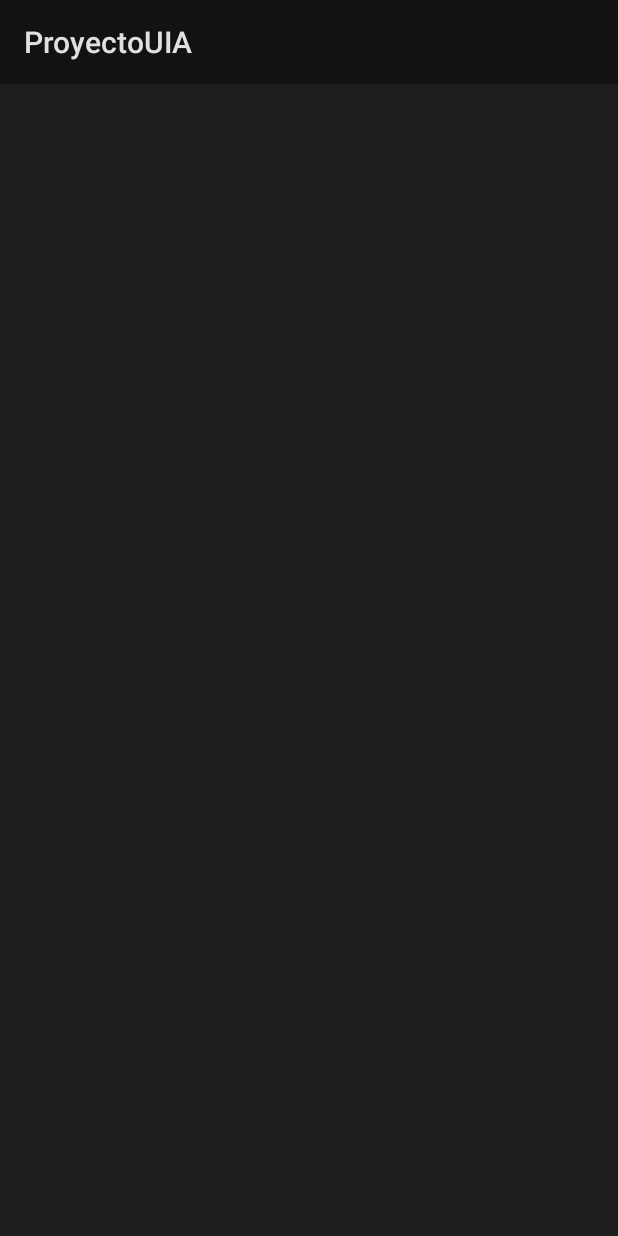
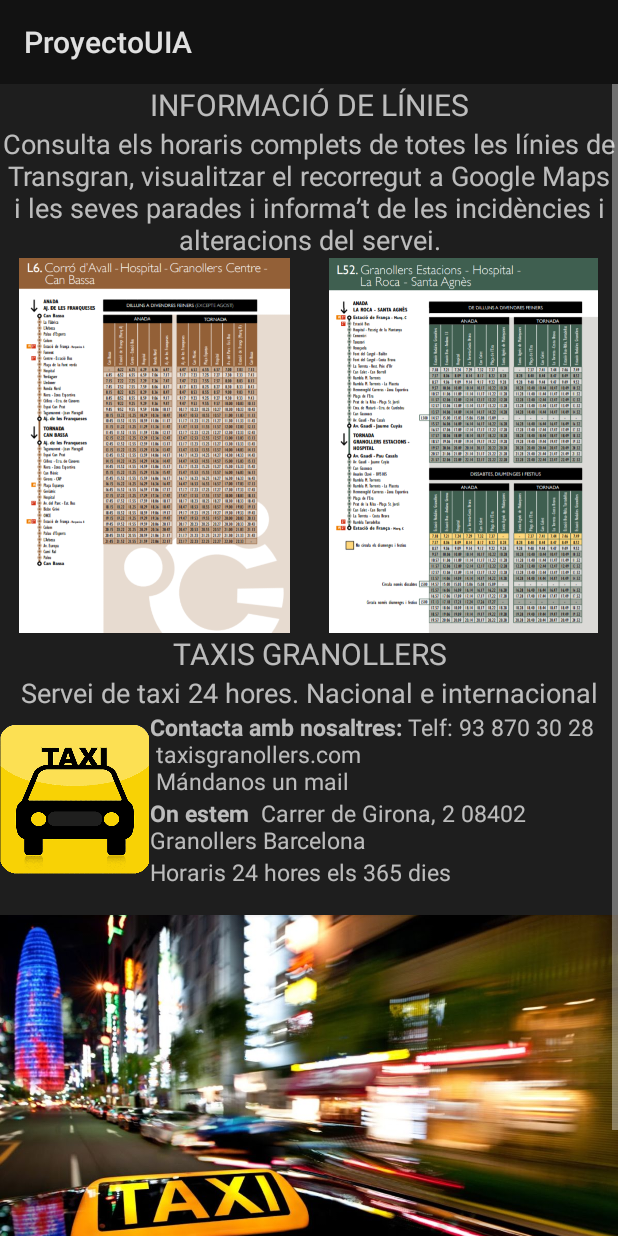
Before and after one commit to AdriaPriego/ProyectoUIA, an Android app: the ActivitatTransport screen opened directly, with no data from a screen before it, on a phone screen of 412 x 824 dp. Before the commit the screen is almost empty. Run offline under Robolectric (Android 15) with nearby library versions, the phone set to English and light mode, and no system bars.

Commit message:
transports i afegir cadenes a strings.xml

```diff
--- a/app/src/main/java/com/example/proyectouia/MainActivity.java
+++ b/app/src/main/java/com/example/proyectouia/MainActivity.java
@@ -19,7 +19,6 @@ public class MainActivity extends AppCompatActivity implements View.OnClickListe
         parkings=findViewById(R.id.parkings);parkings.setOnClickListener(this);
         hotels=findViewById(R.id.hotels);hotels.setOnClickListener(this);
         transports=findViewById(R.id.transports);transports.setOnClickListener(this);
-
     }
 
     @Override
--- a/app/src/main/res/layout/activity_activitat_transport.xml
+++ b/app/src/main/res/layout/activity_activitat_transport.xml
@@ -1,9 +1,109 @@
 <?xml version="1.0" encoding="utf-8"?>
-<androidx.constraintlayout.widget.ConstraintLayout xmlns:android="http://schemas.android.com/apk/res/android"
+<ScrollView xmlns:android="http://schemas.android.com/apk/res/android"
     xmlns:tools="http://schemas.android.com/tools"
     android:layout_width="match_parent"
     android:layout_height="match_parent"
     android:background="#1E1E1E"
-    tools:context=".ActivitatTransport">
-
-</androidx.constraintlayout.widget.ConstraintLayout>
+    tools:context=".ActivitatTransport"
+    android:orientation="vertical">
+    <LinearLayout
+        android:layout_width="match_parent"
+        android:layout_height="wrap_content"
+        android:orientation="vertical">
+        <TextView
+            android:layout_width="match_parent"
+            android:layout_height="match_parent"
+            android:text="INFORMACIÓ DE LÍNIES"
+            android:textSize="20dp"
+            android:textAlignment="center">
+        </TextView>
+        <TextView
+            android:layout_width="match_parent"
+            android:layout_height="match_parent"
+            android:text="@string/infoLineas"
+            android:textAlignment="center"
+            android:textSize="18dp">
+        </TextView>
+        <LinearLayout
+            android:layout_width="wrap_content"
+            android:layout_height="match_parent"
+            android:orientation="horizontal">
+            <ImageView
+                android:layout_width="match_parent"
+                android:layout_height="250dp"
+                android:scaleType="fitCenter"
+                android:src="@drawable/linea1"
+                android:layout_gravity="center"
+                android:maxHeight="250dp"
+                android:layout_weight="1">
+            </ImageView>
+            <ImageView
+                android:layout_width="match_parent"
+                android:layout_height="250dp"
+                android:scaleType="fitCenter"
+                android:src="@drawable/linea2"
+                android:layout_gravity="center"
+                android:maxHeight="250dp"
+                android:layout_weight="1">
+            </ImageView>
+        </LinearLayout>
+        <TextView
+            android:layout_width="match_parent"
+            android:layout_height="match_parent"
+            android:text="TAXIS GRANOLLERS"
+            android:textSize="20dp"
+            android:textAlignment="center">
+        </TextView>
+        <TextView
+            android:layout_width="match_parent"
+            android:layout_height="match_parent"
+            android:text="Servei de taxi 24 hores. Nacional e internacional"
+            android:textAlignment="center"
+            android:textSize="18dp">
+        </TextView>
+        <LinearLayout
+            android:layout_width="match_parent"
+            android:layout_height="wrap_content"
+            android:orientation="horizontal">
+            <ImageView
+                android:layout_width="100dp"
+                android:layout_height="100dp"
+                android:src="@drawable/taxilogo"
+                android:layout_gravity="center">
+            </ImageView>
+            <LinearLayout
+                android:layout_width="match_parent"
+                android:layout_height="wrap_content"
+                android:orientation="vertical">
+                <TextView
+                    android:layout_width="match_parent"
+                    android:layout_height="wrap_content"
+                    android:text="@string/infoTaxis"
+                    android:textSize="15sp">
+                </TextView>
+                <TextView
+                    android:layout_width="wrap_content"
+                    android:layout_height="wrap_content"
+                    android:text="@string/infoTaxisLocalitzacio"
+                    android:textSize="15sp">
+                </TextView>
+                <TextView
+                    android:layout_width="wrap_content"
+                    android:layout_height="wrap_content"
+                    android:text="@string/infoHorarisTaxis"
+                    android:textSize="15sp">
+                </TextView>
+            </LinearLayout>
+        </LinearLayout>
+        <LinearLayout
+        android:layout_width="match_parent"
+        android:layout_height="wrap_content">
+        <ImageView
+            android:layout_width="wrap_content"
+            android:layout_height="300dp"
+            android:src="@drawable/taxi2"
+            android:layout_marginTop="10dp">
+        </ImageView>
+    </LinearLayout>
+    </LinearLayout>
+</ScrollView>
--- /dev/null
+++ b/app/src/main/res/values-night/strings.xml
@@ -0,0 +1,4 @@
+<?xml version="1.0" encoding="utf-8"?>
+<resources>
+    <string name="infoLineas">INFORMACIÓN DE LÍNEAS Consulta los horarios completos de todas la líneas de Transgran, visualiza el recorrido en Google Maps y sus paradas y infórmate de las incidencias y alteraciones del servicio.</string>
+</resources>
--- a/app/src/main/res/values/strings.xml
+++ b/app/src/main/res/values/strings.xml
@@ -6,5 +6,9 @@
     <string name="elespiainglesActors"><b>Director:</b>Benedict Cumberbatch , Rachel Brosnahan , Merab Ninidze , Jessie Buckley</string>
     <string name="elespiainglesQualificacio"><b>Qualificació:</b>12 anys</string>
     <string name="elespiainglesGenere"><b>Gènere:</b>Drama - Thriller</string>
+    <string name="infoLineas">Consulta els horaris complets de totes les línies de Transgran, visualitzar el recorregut a Google Maps i les seves parades i informa’t de les incidències i alteracions del servei.</string>
+    <string name="infoTaxis"><b>Contacta amb nosaltres:</b> Telf: 93 870 30 28 \n taxisgranollers.com \n Mándanos un mail</string>
+    <string name="infoTaxisLocalitzacio"><b>On estem </b> Carrer de Girona, 2 08402 Granollers Barcelona</string>
+    <string name="infoHorarisTaxis">Horaris 24 hores els 365 dies</string>
 
 </resources>
```
Also changed, not shown: app/src/main/res/drawable/linea1.PNG (added), app/src/main/res/drawable/linea2.PNG (added), app/src/main/res/drawable/taxi2.jpg (added), app/src/main/res/drawable/taxilogo.png (added).
